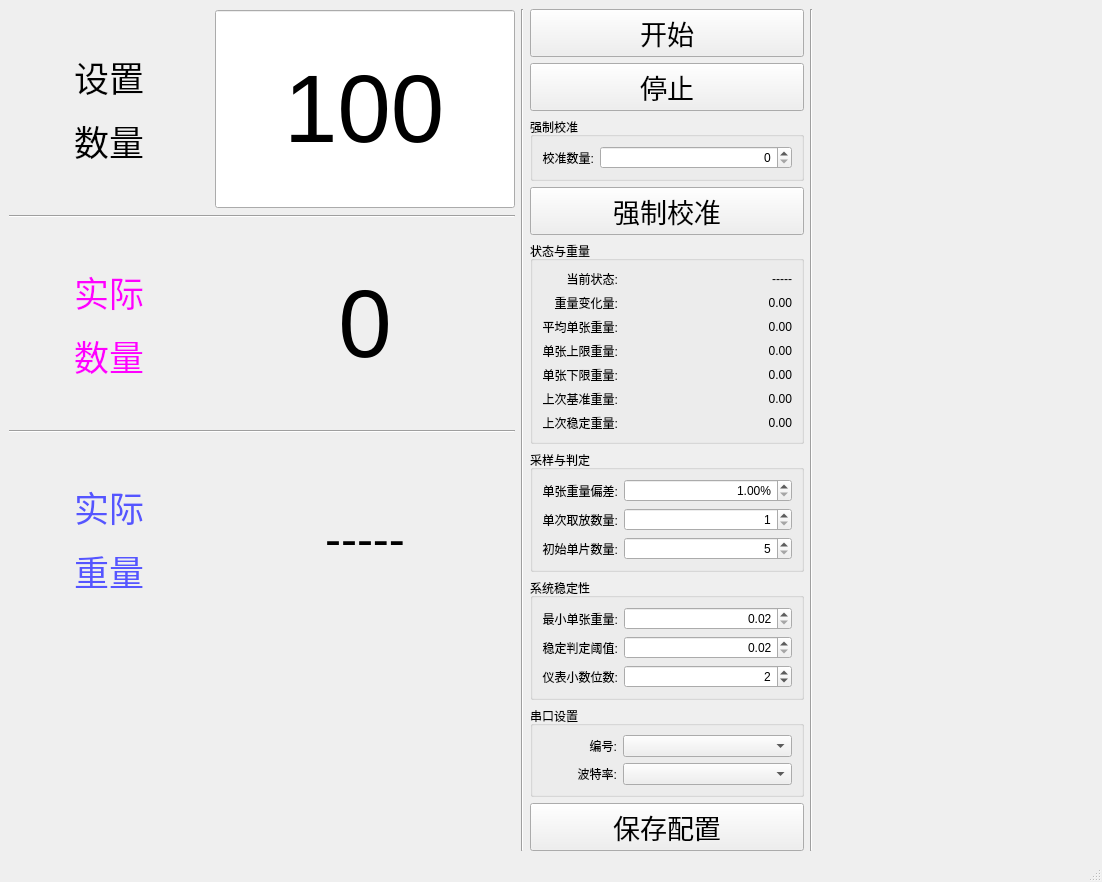
The window that app/views/ui_generated/form.ui (drongh-bot/Weight-Counter) describes before a commit, drawn with Qt 5.
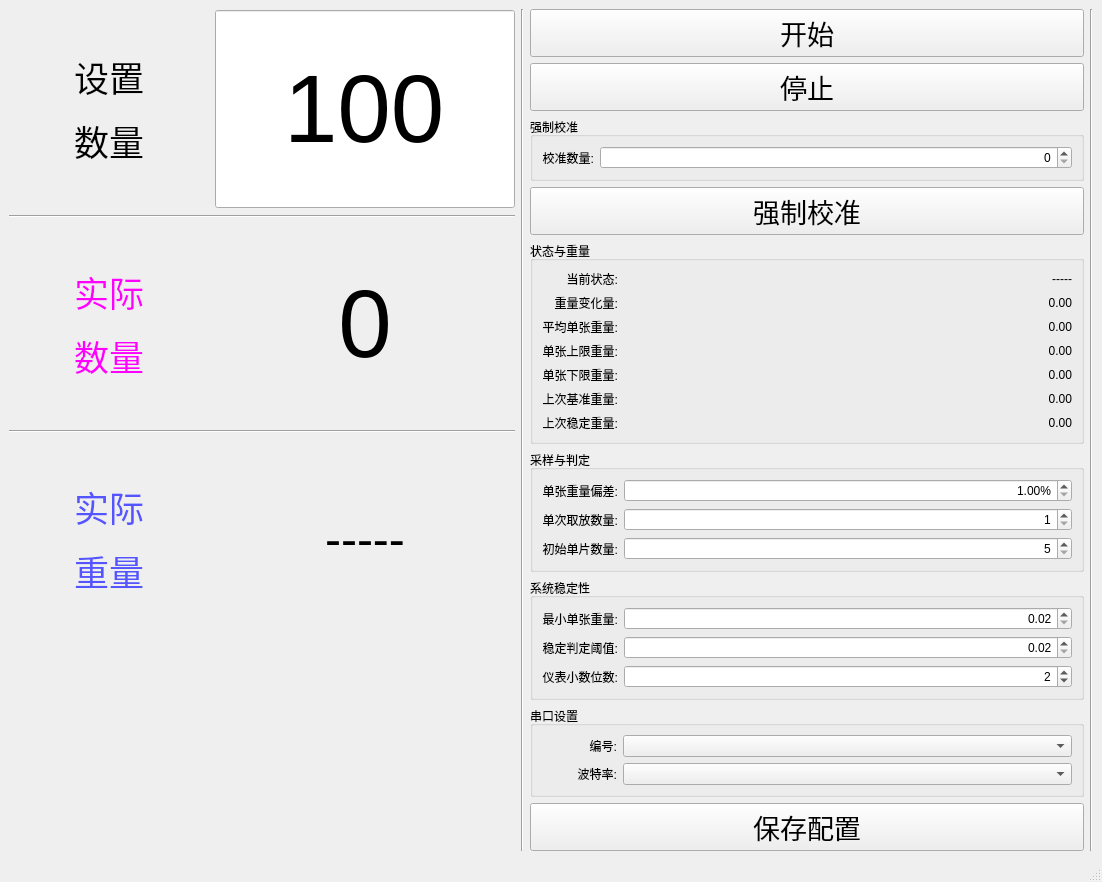
The same window after the commit.

Commit message: Changes to be committed: 	modified:   app/views/main_window.py 	modified:   app/views/ui_generated/form.py 	modified:   app/views/ui_generated/form.ui 	modified:   config.toml

```diff
--- a/app/views/ui_generated/form.ui
+++ b/app/views/ui_generated/form.ui
@@ -944,15 +944,6 @@
       </property>
      </spacer>
     </item>
-    <item>
-     <widget class="QWidget" name="rightPanel" native="true">
-      <layout class="QHBoxLayout" name="horizontalLayout_4">
-       <item>
-        <widget class="QWidget" name="widget" native="true"/>
-       </item>
-      </layout>
-     </widget>
-    </item>
    </layout>
   </widget>
   <widget class="QStatusBar" name="statusbar"/>
```
The commit also changes 3 other files.
